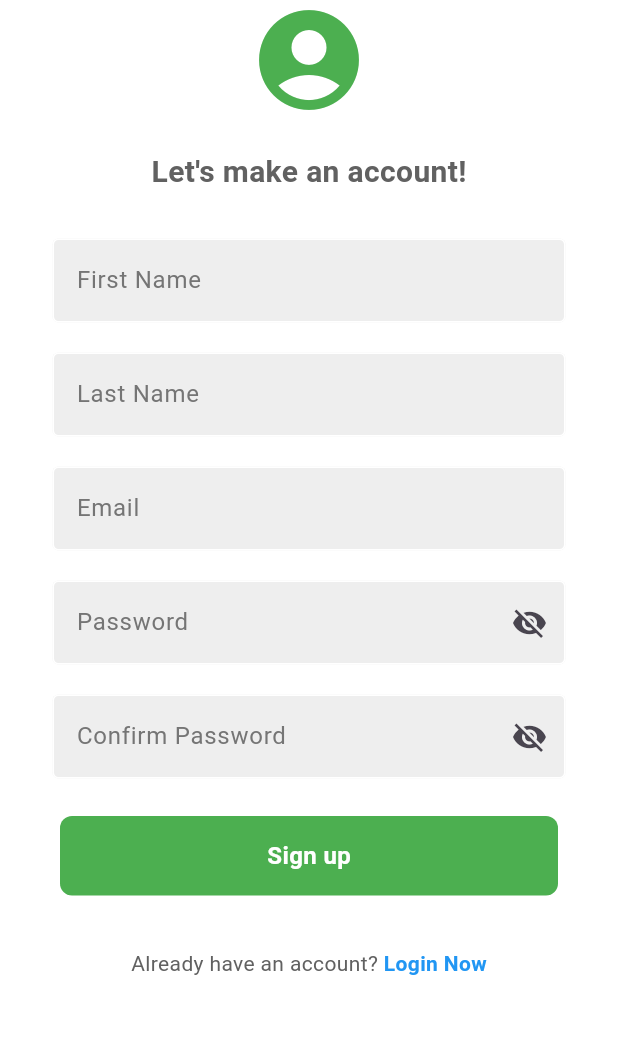
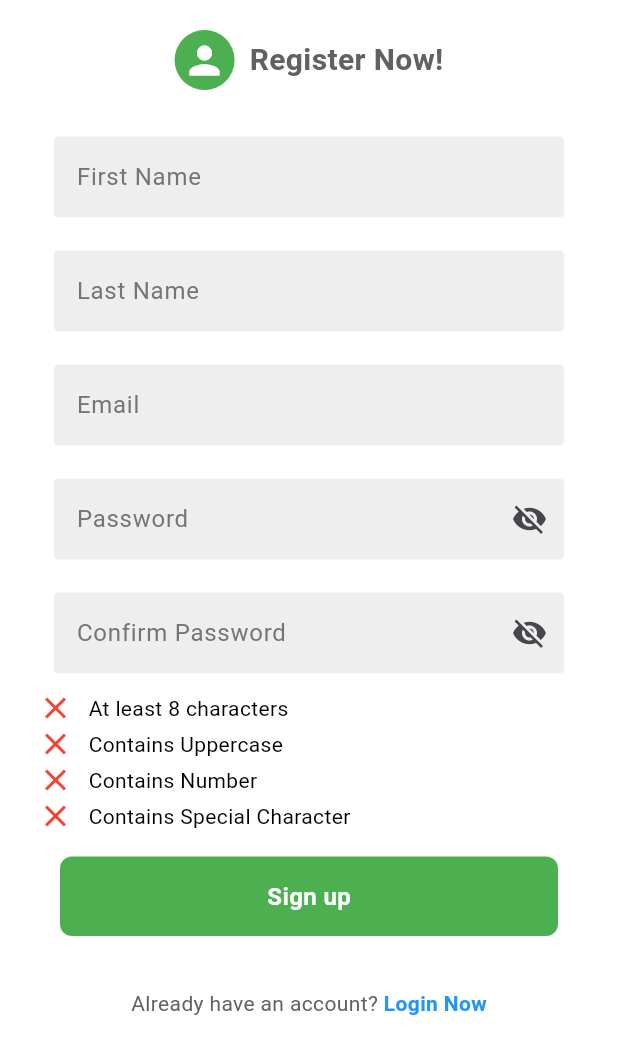
Before and after one commit to 40125789/shelfaware_app, a Flutter app: the screen it shows after launch, after a tap on "Sign in", after a tap on "Register Now", on a phone screen of 412 x 824 dp. Shown: the top 1054 px of the screen. Run offline on Flutter 3.47's test engine with Material 3 defaults, Android fonts, the phone set to English and light mode, and no system bars; our stand-ins replace badges, cached_network_image, camera, cloud_firestore, equatable, firebase_auth and 24 more; missing offline and left inert: barcode_scan2, dart:ffi, fake_cloud_firestore, firebase_app_check, firebase_auth_mocks, fuzzy and 3 more; accounts and stored records are empty; network calls fail; project files that could hold a hidden picture were left out.

Commit message:
Refactor: Add password strength validation widget, update login page to include onChanged callback for text fields, and clean up chat page build method for better readability. Update dependencies in pubspec.yaml and pubspec.lock.

```diff
--- a/lib/components/my_textfield.dart
+++ b/lib/components/my_textfield.dart
@@ -13,7 +13,7 @@ class MyTextField extends StatelessWidget {
     required this.hintText,
     this.obscureText = false,
     this.suffixIcon,
-    this.errorText,
+    this.errorText, required Null Function(dynamic value) onChanged,
   });
 
   @override
--- /dev/null
+++ b/lib/components/password_strength_validator.dart
@@ -0,0 +1,86 @@
+import 'package:flutter/material.dart';
+import 'package:shelfaware_app/components/my_textfield.dart';
+
+// password_validation_widget.dart
+import 'package:flutter/material.dart';
+
+class PasswordValidationWidget extends StatefulWidget {
+  final TextEditingController passwordController;
+  const PasswordValidationWidget({Key? key, required this.passwordController}) : super(key: key);
+
+  @override
+  _PasswordValidationWidgetState createState() =>
+      _PasswordValidationWidgetState();
+}
+class _PasswordValidationWidgetState extends State<PasswordValidationWidget> {
+  bool _hasUppercase = false;
+  bool _hasNumber = false;
+  bool _hasSpecialCharacter = false;
+  bool _hasValidLength = false;
+
+  @override
+  void initState() {
+    super.initState();
+    widget.passwordController.addListener(_onPasswordChanged);
+  }
+
+  void _onPasswordChanged() {
+    setState(() {
+      _hasUppercase = RegExp(r'[A-Z]').hasMatch(widget.passwordController.text);
+      _hasNumber = RegExp(r'[0-9]').hasMatch(widget.passwordController.text);
+      _hasSpecialCharacter =
+          RegExp(r'[^A-Za-z0-9]').hasMatch(widget.passwordController.text);
+
+      // Check if the password length is at least 8 characters
+      _hasValidLength = widget.passwordController.text.length >= 8;
+    });
+  }
+
+  @override
+  Widget build(BuildContext context) {
+    return Column(
+      children: [
+        Row(
+          children: [
+            Icon(
+              _hasValidLength ? Icons.check : Icons.close,
+              color: _hasValidLength ? Colors.green : Colors.red,
+            ),
+            SizedBox(width: 10),
+            Text("At least 8 characters")
+          ],
+        ),
+        Row(
+          children: [
+            Icon(
+              _hasUppercase ? Icons.check : Icons.close,
+              color: _hasUppercase ? Colors.green : Colors.red,
+            ),
+            SizedBox(width: 10),
+            Text("Contains Uppercase")
+          ],
+        ),
+        Row(
+          children: [
+            Icon(
+              _hasNumber ? Icons.check : Icons.close,
+              color: _hasNumber ? Colors.green : Colors.red,
+            ),
+            SizedBox(width: 10),
+            Text("Contains Number")
+          ],
+        ),
+        Row(
+          children: [
+            Icon(
+              _hasSpecialCharacter ? Icons.check : Icons.close,
+              color: _hasSpecialCharacter ? Colors.green : Colors.red,
+            ),
+            SizedBox(width: 10),
+            Text("Contains Special Character")
+          ],
+        ),
+      ],
+    );
+  }
+}
--- a/lib/pages/login_page.dart
+++ b/lib/pages/login_page.dart
@@ -101,7 +101,7 @@ class _LoginPageState extends State<LoginPage> {
                       controller: emailController,
                       hintText: 'Email',
                       obscureText: false,
-                      suffixIcon: null,
+                      suffixIcon: null, onChanged: (value) {  },
                     ),
                     const SizedBox(height: 0),
 
@@ -121,7 +121,7 @@ class _LoginPageState extends State<LoginPage> {
                             _obscurePassword = !_obscurePassword;
                           });
                         },
-                      ),
+                      ), onChanged: (value) {  },
                     ),
                     if (_errorMessage != null)
                       Padding(
--- a/lib/pages/register_page.dart
+++ b/lib/pages/register_page.dart
@@ -3,10 +3,8 @@ import 'package:firebase_auth/firebase_auth.dart';
 import 'package:flutter/material.dart';
 import 'package:shelfaware_app/components/my_button.dart';
 import 'package:shelfaware_app/components/my_textfield.dart';
-import 'package:shelfaware_app/components/square_tile.dart';
+import 'package:shelfaware_app/components/password_strength_validator.dart';
 import 'package:shelfaware_app/pages/home_page.dart';
-import 'package:shelfaware_app/pages/registration_success_page.dart';
-import 'package:shelfaware_app/services/auth_services.dart';
 
 class RegisterPage extends StatefulWidget {
   final Function()? onTap;
@@ -22,14 +20,18 @@ class _RegisterPageState extends State<RegisterPage> {
   final confirmPasswordController = TextEditingController();
   final firstNameController = TextEditingController();
   final lastNameController = TextEditingController();
-  bool _obscurePassword = true;
-  bool _obscureConfirmPassword = true;
+
+  bool _isPasswordVisible = false;
+  bool _isConfirmPasswordVisible = false;
+  bool _isLoading = false;
 
   String? _emailError;
   String? _passwordError;
   String? _confirmPasswordError;
   String? _firstNameError;
   String? _lastNameError;
+
+  final _formKey = GlobalKey<FormState>();
 
   @override
   void dispose() {
@@ -39,26 +41,6 @@ class _RegisterPageState extends State<RegisterPage> {
     firstNameController.dispose();
     lastNameController.dispose();
     super.dispose();
-  }
-
-  String? validatePassword(String password) {
-    // Password validation checks
-    if (password.length < 6) {
-      return 'Password must be at least 6 characters';
-    }
-    if (!RegExp(r'[A-Z]').hasMatch(password)) {
-      return 'Password must contain at least one uppercase letter';
-    }
-    if (!RegExp(r'[a-z]').hasMatch(password)) {
-      return 'Password must contain at least one lowercase letter';
-    }
-    if (!RegExp(r'[0-9]').hasMatch(password)) {
-      return 'Password must contain at least one number';
-    }
-    if (!RegExp(r'[!@#$%^&*(),.?":{}|<>]').hasMatch(password)) {
-      return 'Password must contain at least one special character';
-    }
-    return null;
   }
 
   void signUserUp() async {
@@ -85,9 +67,18 @@ class _RegisterPageState extends State<RegisterPage> {
       return;
     }
 
-    if (emailController.text.isEmpty || !RegExp(r"^[a-zA-Z0-9]+@[a-zA-Z0-9]+\.[a-zA-Z]+").hasMatch(emailController.text)) {
+    if (emailController.text.isEmpty ||
+        !RegExp(r"^[a-zA-Z0-9]+@[a-zA-Z0-9]+\.[a-zA-Z]+")
+            .hasMatch(emailController.text)) {
       setState(() {
         _emailError = 'Please enter a valid email';
+      });
+      return;
+    }
+
+    if (passwordController.text.isEmpty) {
+      setState(() {
+        _passwordError = 'Password is required';
       });
       return;
     }
@@ -99,17 +90,14 @@ class _RegisterPageState extends State<RegisterPage> {
       return;
     }
 
-    String? passwordError = validatePassword(passwordController.text);
-    if (passwordError != null) {
     setState(() {
-        _passwordError = passwordError;
+      _isLoading = true; // Set loading to true when starting the signup process
     });
-      return;
-    }
 
     try {
       // Create user account
-      UserCredential userCredential = await FirebaseAuth.instance.createUserWithEmailAndPassword(
+      UserCredential userCredential =
+          await FirebaseAuth.instance.createUserWithEmailAndPassword(
         email: emailController.text,
         password: passwordController.text,
       );
@@ -127,16 +115,22 @@ class _RegisterPageState extends State<RegisterPage> {
         Navigator.pushReplacement(
           context,
           MaterialPageRoute(
-            builder: (context) => HomePage(), // Replace this with your actual HomePage widget
+            builder: (context) =>
+                HomePage(), // Replace this with your actual HomePage widget
           ),
         );
       }
     } on FirebaseAuthException catch (e) {
       showErrorMessage(e.message ?? 'An error occurred');
+    } finally {
+      setState(() {
+        _isLoading = false; // Set loading to false after the process finishes
+      });
     }
   }
 
-  Future<void> addUserDetails(String firstName, String lastName, String email) async {
+  Future<void> addUserDetails(
+      String firstName, String lastName, String email) async {
     final String uid = FirebaseAuth.instance.currentUser!.uid;
     final Timestamp joinDate = Timestamp.now();
 
@@ -172,74 +166,101 @@ class _RegisterPageState extends State<RegisterPage> {
         child: SingleChildScrollView(
           child: Padding(
             padding: const EdgeInsets.symmetric(horizontal: 25),
+            child: Form(
+              key: _formKey, // Connect the Form with the key
               child: Column(
                 mainAxisAlignment: MainAxisAlignment.center,
                 children: [
-                const Icon(
-                  Icons.account_circle,
-                  size: 80,
-                  color: Colors.green,
+                  SizedBox(height: 20),
+                  Row(
+                    mainAxisAlignment: MainAxisAlignment.center,
+                    children: [
+                      CircleAvatar(
+                        radius: 20, //just size as needed
+                        backgroundColor: Colors.green,
+                        child: Icon(
+                          Icons.person,
+                          color: Colors.white,
+                          size: 30,
                         ),
-                SizedBox(height: 20), // Add more spacing here
+                      ),
+                      SizedBox(
+                          width: 10), // Add spacing between the icon and text
                       Text(
-                  'Let\'s make an account!',
+                        'Register Now!',
                         style: TextStyle(
                           color: Colors.grey[700],
                           fontSize: 20,
                           fontWeight: FontWeight.bold,
                         ),
                       ),
+                    ],
+                  ),
                   SizedBox(height: 20),
                   MyTextField(
                     controller: firstNameController,
                     hintText: 'First Name',
                     errorText: _firstNameError,
+                    onChanged: (value) {},
                   ),
                   MyTextField(
                     controller: lastNameController,
                     hintText: 'Last Name',
                     errorText: _lastNameError,
+                    onChanged: (value) {},
                   ),
                   MyTextField(
                     controller: emailController,
                     hintText: 'Email',
                     errorText: _emailError,
+                    onChanged: (value) {},
                   ),
                   MyTextField(
                     controller: passwordController,
                     hintText: 'Password',
-                  obscureText: _obscurePassword,
+                    obscureText: !_isPasswordVisible,
+                    errorText: _passwordError,
                     suffixIcon: IconButton(
                       icon: Icon(
-                      _obscurePassword ? Icons.visibility_off : Icons.visibility,
+                        _isPasswordVisible
+                            ? Icons.visibility
+                            : Icons.visibility_off,
                       ),
                       onPressed: () {
                         setState(() {
-                        _obscurePassword = !_obscurePassword;
+                          _isPasswordVisible = !_isPasswordVisible;
                         });
                       },
                     ),
-                  errorText: _passwordError,
+                    onChanged: (value) {},
                   ),
                   MyTextField(
                     controller: confirmPasswordController,
                     hintText: 'Confirm Password',
-                  obscureText: _obscureConfirmPassword,
+                    obscureText: !_isConfirmPasswordVisible,
+                    errorText: _confirmPasswordError,
                     suffixIcon: IconButton(
                       icon: Icon(
-                      _obscureConfirmPassword ? Icons.visibility_off : Icons.visibility,
+                        _isConfirmPasswordVisible
+                            ? Icons.visibility
+                            : Icons.visibility_off,
                       ),
                       onPressed: () {
                         setState(() {
-                        _obscureConfirmPassword = !_obscureConfirmPassword;
+                          _isConfirmPasswordVisible =
+                              !_isConfirmPasswordVisible;
                         });
                       },
                     ),
-                  errorText: _confirmPasswordError,
+                    onChanged: (value) {},
                   ),
+                  PasswordValidationWidget(
+                      passwordController: passwordController),
                   Padding(
                     padding: const EdgeInsets.symmetric(vertical: 15.0),
-                  child: MyButton(
+                    child: _isLoading
+                        ? CircularProgressIndicator()
+                        : MyButton(
                             text: "Sign up",
                             onTap: signUserUp,
                           ),
@@ -269,6 +290,7 @@ class _RegisterPageState extends State<RegisterPage> {
             ),
           ),
         ),
+      ),
     );
   }
 }
--- a/pubspec.yaml
+++ b/pubspec.yaml
@@ -93,6 +93,8 @@ dependencies:
   path_provider: ^2.1.5
   hive: ^2.0.0
   hive_flutter: ^1.0.0
+  flutter_pw_validator: ^1.0.0
+
 
 
 
```
Also changed, not shown: lib/pages/chat_page.dart (+16 -10 lines), pubspec.lock. Lines whose indentation alone changed are shown as unchanged.
